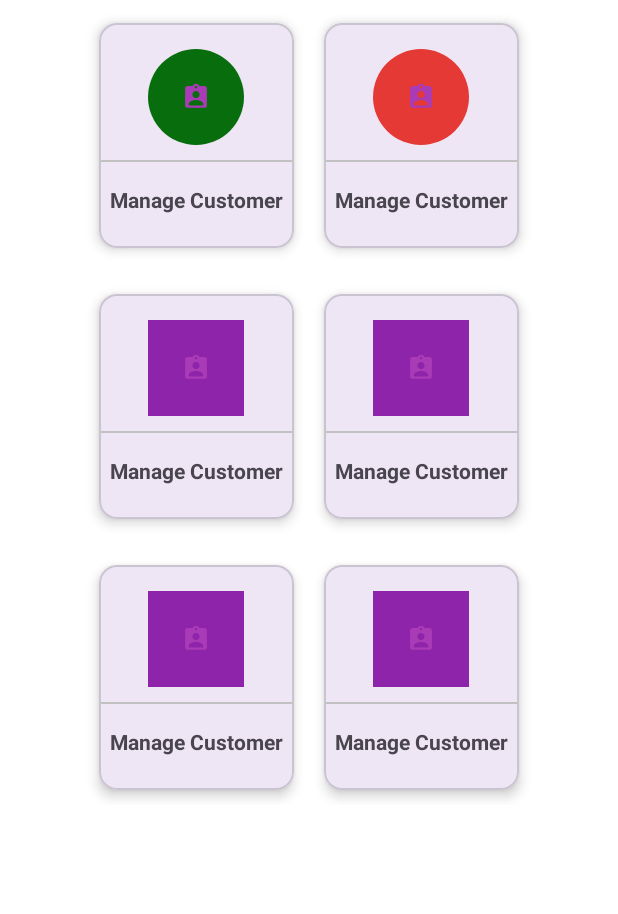
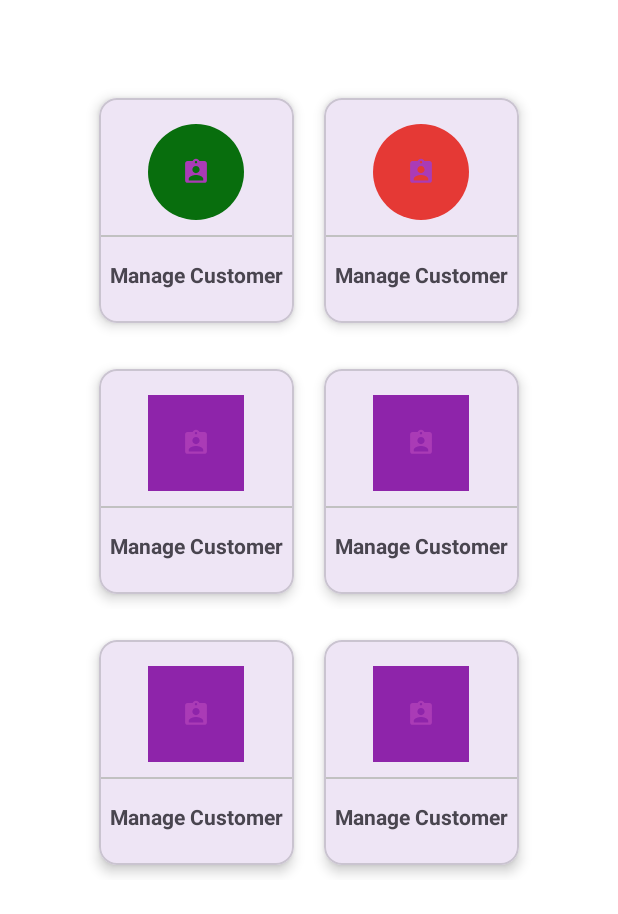
Before and after one commit to farmansunasara/Sentiment-Based-Rating-System, an Android app: the Admin screen opened directly, with no data from a screen before it, on a phone screen of 412 x 824 dp. Shown: the top 914 px of the screen. Run offline under Robolectric (Android 15) with nearby library versions, the phone set to English and light mode, and no system bars.

Commit message:
paddingtop

```diff
--- a/app/src/main/res/layout/activity_admin.xml
+++ b/app/src/main/res/layout/activity_admin.xml
@@ -8,6 +8,7 @@
     android:orientation="vertical"
     tools:context=".Admin">
     <LinearLayout
+        android:paddingTop="50dp"
         android:layout_width="match_parent"
         android:layout_height="wrap_content"
         android:orientation="horizontal"
```
